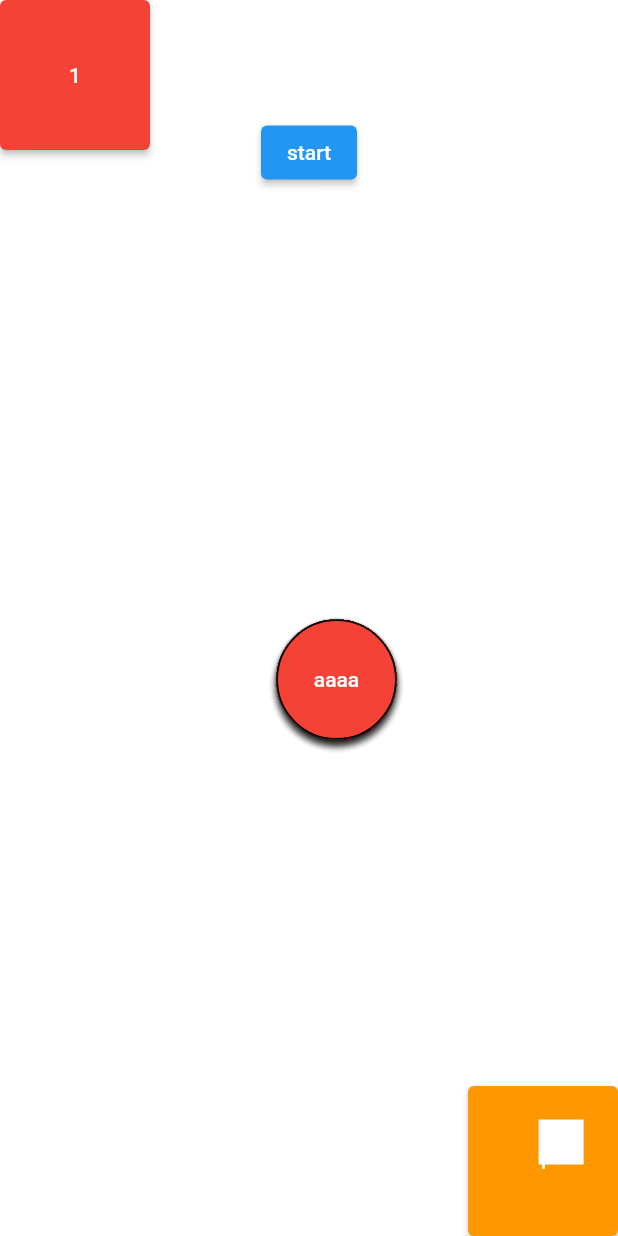
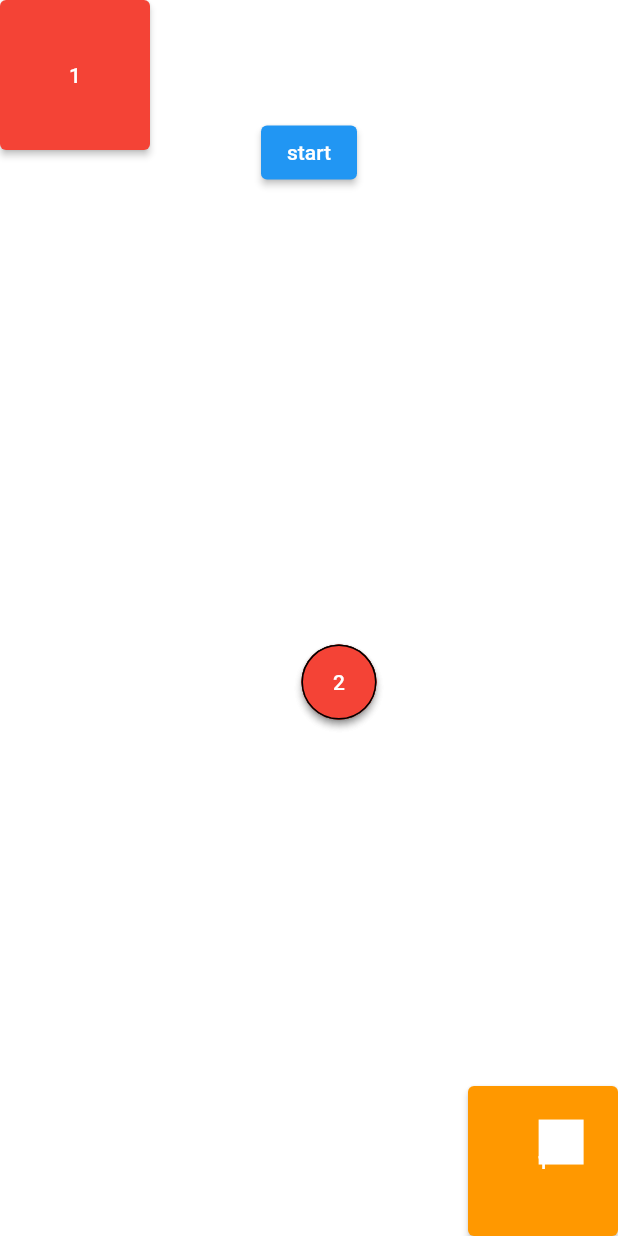
Before and after one commit to yuto90/conquest, a Flutter app: the screen it shows after launch, after a tap on "start", on a phone screen of 412 x 824 dp. Run offline on Flutter 3.47's test engine with Material 2 defaults, Android fonts, the phone set to English and light mode, and no system bars.

Commit message:
Baseオブジェクトにデータを受け渡し

```diff
--- a/lib/base.dart
+++ b/lib/base.dart
@@ -1,19 +1,16 @@
 import 'package:flutter/material.dart';
+import 'package:provider/provider.dart';
 import '../size_config.dart';
 
 class Base extends StatelessWidget {
-  //final double heightSize;
-  //final double widthSize;
-  //Goal({required this.heightSize, required this.widthSize});
-
   @override
   Widget build(BuildContext context) {
+    int control = Provider.of<Map?>(context)!['control'];
     return Container(
       //color: Colors.red,
-
       child: SizedBox(
-        height: 80,
-        width: 80,
+        height: 50,
+        width: 50,
         child: ElevatedButton(
           style: ElevatedButton.styleFrom(
             primary: Colors.red,
@@ -27,17 +24,9 @@ class Base extends StatelessWidget {
             ),
           ),
           onPressed: () {},
-          //child: Text(model.enemyBaseScale.toString()),
-          child: Text('aaaa'),
+          child: Text(control.toString()),
         ),
       ),
-
-      //child: Image(
-      //image: AssetImage('lib/images/goal.png'),
-      //fit: BoxFit.cover,
-      //height: SizeConfig.blockSizeVertical! * heightSize,
-      //width: SizeConfig.blockSizeVertical! * widthSize,
-      //),
     );
   }
 }
--- a/lib/home.dart
+++ b/lib/home.dart
@@ -18,37 +18,11 @@ class Home extends StatelessWidget {
                   height: double.infinity,
                   color: Colors.white,
                 ),
-                Align(
-                  alignment: Alignment(0, -0.8),
-                  child: ElevatedButton(
-                    onPressed: () {
-                      model.startGame();
-                    },
-                    child: Text('start'),
-                  ),
-                ),
-                // * 敵の基地
-                Align(
-                  alignment: Alignment(model.enemyBaseX, model.enemyBaseY),
-                  child: SizedBox(
-                    height: 100,
-                    width: 100,
-                    child: ElevatedButton(
-                      style: ElevatedButton.styleFrom(
-                        primary: Colors.red,
-                        onPrimary: Colors.white,
-                      ),
-                      onPressed: () {
-                        print(model.enemyBaseY);
-                        print(model.enemyBaseX);
-                      },
-                      child: Text(model.enemyBaseScale.toString()),
-                    ),
-                  ),
-                ),
+
                 // * 自分の基地
                 Align(
-                  alignment: Alignment(model.baseX, model.baseY),
+                  alignment: Alignment(
+                      model.allBase['0']!['x'], model.allBase['0']!['y']),
                   child: SizedBox(
                     height: 100,
                     width: 100,
@@ -59,54 +33,46 @@ class Home extends StatelessWidget {
                       ),
                       onPressed: () {
                         model.baseTapFlg = !model.baseTapFlg;
-                        print(model.baseY);
-                        print(model.baseX);
                       },
                       child: Text(model.baseScale.toString()),
                     ),
                   ),
                 ),
 
+                // * 敵の基地
+                Align(
+                  alignment: Alignment(
+                      model.allBase['1']!['x'], model.allBase['1']!['y']),
+                  child: SizedBox(
+                    height: 100,
+                    width: 100,
+                    child: ElevatedButton(
+                      style: ElevatedButton.styleFrom(
+                        primary: Colors.red,
+                        onPrimary: Colors.white,
+                      ),
+                      onPressed: () {},
+                      child: Text(model.enemyBaseScale.toString()),
+                    ),
+                  ),
+                ),
+
                 // * 拠点
                 Align(
-                  alignment:
-                      Alignment(model.allBase['2']![0], model.allBase['2']![1]),
-                  child: Base(),
+                  alignment: Alignment(
+                      model.allBase['2']!['x'], model.allBase['2']!['y']),
+                  child: Provider<Map?>.value(
+                    value: model.allBase['2'],
+                    child: Base(),
+                  ),
                 ),
                 Align(
-                  alignment:
-                      Alignment(model.allBase['3']![0], model.allBase['3']![1]),
-                  child: Base(),
-                ),
-                Align(
-                  alignment:
-                      Alignment(model.allBase['4']![0], model.allBase['4']![1]),
-                  child: Base(),
-                ),
-                Align(
-                  alignment:
-                      Alignment(model.allBase['5']![0], model.allBase['5']![1]),
-                  child: Base(),
-                ),
-                Align(
-                  alignment:
-                      Alignment(model.allBase['6']![0], model.allBase['6']![1]),
-                  child: Base(),
-                ),
-                Align(
-                  alignment:
-                      Alignment(model.allBase['7']![0], model.allBase['7']![1]),
-                  child: Base(),
-                ),
-                Align(
-                  alignment:
-                      Alignment(model.allBase['8']![0], model.allBase['8']![1]),
-                  child: Base(),
-                ),
-                Align(
-                  alignment:
-                      Alignment(model.allBase['9']![0], model.allBase['9']![1]),
-                  child: Base(),
+                  alignment: Alignment(
+                      model.allBase['3']!['x'], model.allBase['3']!['y']),
+                  child: Provider<Map?>.value(
+                    value: model.allBase['3'],
+                    child: Base(),
+                  ),
                 ),
 
                 // * Tank
@@ -118,6 +84,15 @@ class Home extends StatelessWidget {
                     width: 30,
                   ),
                 ),
+                Align(
+                  alignment: Alignment(0, -0.8),
+                  child: ElevatedButton(
+                    onPressed: () {
+                      model.startGame();
+                    },
+                    child: Text('start'),
+                  ),
+                ),
               ],
             ),
           );
--- a/lib/home_model.dart
+++ b/lib/home_model.dart
@@ -18,12 +18,11 @@ class HomeModel extends ChangeNotifier {
 
   // 画面上のランダムな位置に拠点を生成する
   void generateBasePosition() {
-    for (int i = 2; i <= 10; i++) {
+    for (int i = 2; i <= 4; i++) {
       double x = randomDouble();
       double y = randomDouble();
 
-      List position = [x, y];
-      allBase[i.toString()] = position;
+      allBase[i.toString()] = {'x': x, 'y': y, 'control': 2};
     }
     print(allBase);
   }
@@ -37,26 +36,17 @@ class HomeModel extends ChangeNotifier {
   double tankY = 1;
   double tankX = 1;
 
-  // ------------------------------
-
-  Map<String, List> allBase = {
-    '0': [1.0, 1.0], //　自分の本陣
-    '1': [-1.0, -1.0], // 敵の本陣
+// 全ての拠点の情報
+  Map<String, Map> allBase = {
+    '0': {'x': 1.0, 'y': 1.0, 'control': 0}, //　自分の本陣
+    '1': {'x': -1.0, 'y': -1.0, 'control': 1}, //　敵の本陣
   };
-
-  // 自分の基地の座標
-  double baseY = 1;
-  double baseX = 1;
 
   // 基地の兵力
   int baseScale = 0;
 
+  // 拠点が選択されているかフラグ
   bool baseTapFlg = false;
-  // ------------------------------
-
-  // 敵の基地の座標
-  double enemyBaseY = -1;
-  double enemyBaseX = -1;
 
   // 基地の兵力
   int enemyBaseScale = 0;
```
